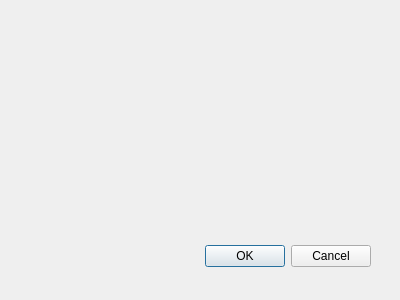
This is Master/parametercontroller.ui in L-Jay1999/DistributedTemperatureControlSystem as Qt 5 draws it before an edit. The edited form follows.
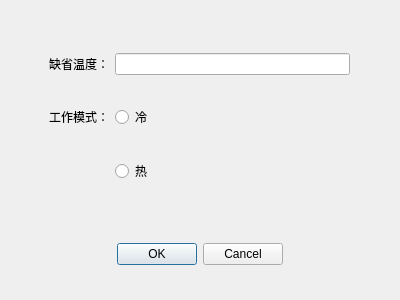
This is the edited form.

Commit message: 增加mode回显

```diff
--- a/Master/parametercontroller.ui
+++ b/Master/parametercontroller.ui
@@ -15,18 +15,58 @@
   <property name="windowTitle">
    <string>Dialog</string>
   </property>
+  <widget class="QWidget" name="gridLayoutWidget">
+   <property name="geometry">
+    <rect>
+     <x>49</x>
+     <y>29</y>
+     <width>301</width>
+     <height>181</height>
+    </rect>
+   </property>
+   <layout class="QGridLayout" name="gridLayout">
+    <item row="3" column="0">
+     <widget class="QLabel" name="label_mode">
+      <property name="text">
+       <string>工作模式：</string>
+      </property>
+     </widget>
+    </item>
+    <item row="1" column="1">
+     <widget class="QLineEdit" name="lineEdit"/>
+    </item>
+    <item row="1" column="0">
+     <widget class="QLabel" name="label_temperature">
+      <property name="text">
+       <string>缺省温度：</string>
+      </property>
+     </widget>
+    </item>
+    <item row="3" column="1">
+     <widget class="QRadioButton" name="radioButton_cold">
+      <property name="text">
+       <string>冷</string>
+      </property>
+     </widget>
+    </item>
+    <item row="4" column="1">
+     <widget class="QRadioButton" name="radioButton_hot">
+      <property name="text">
+       <string>热</string>
+      </property>
+     </widget>
+    </item>
+   </layout>
+  </widget>
   <widget class="QDialogButtonBox" name="buttonBox">
    <property name="geometry">
     <rect>
-     <x>30</x>
+     <x>90</x>
      <y>240</y>
-     <width>341</width>
-     <height>32</height>
+     <width>193</width>
+     <height>28</height>
     </rect>
    </property>
-   <property name="orientation">
-    <enum>Qt::Horizontal</enum>
-   </property>
    <property name="standardButtons">
     <set>QDialogButtonBox::Cancel|QDialogButtonBox::Ok</set>
    </property>
```
Left out of the diff: 40 changed lines with no effect on the pictures. The commit also changes 19 other files.
